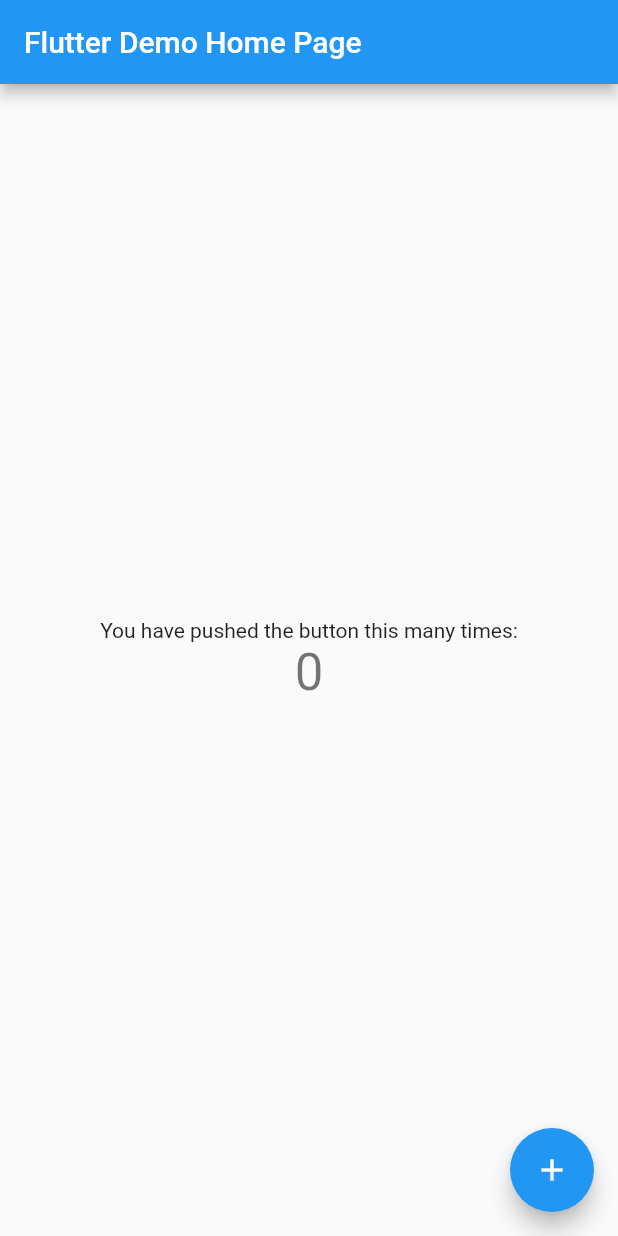
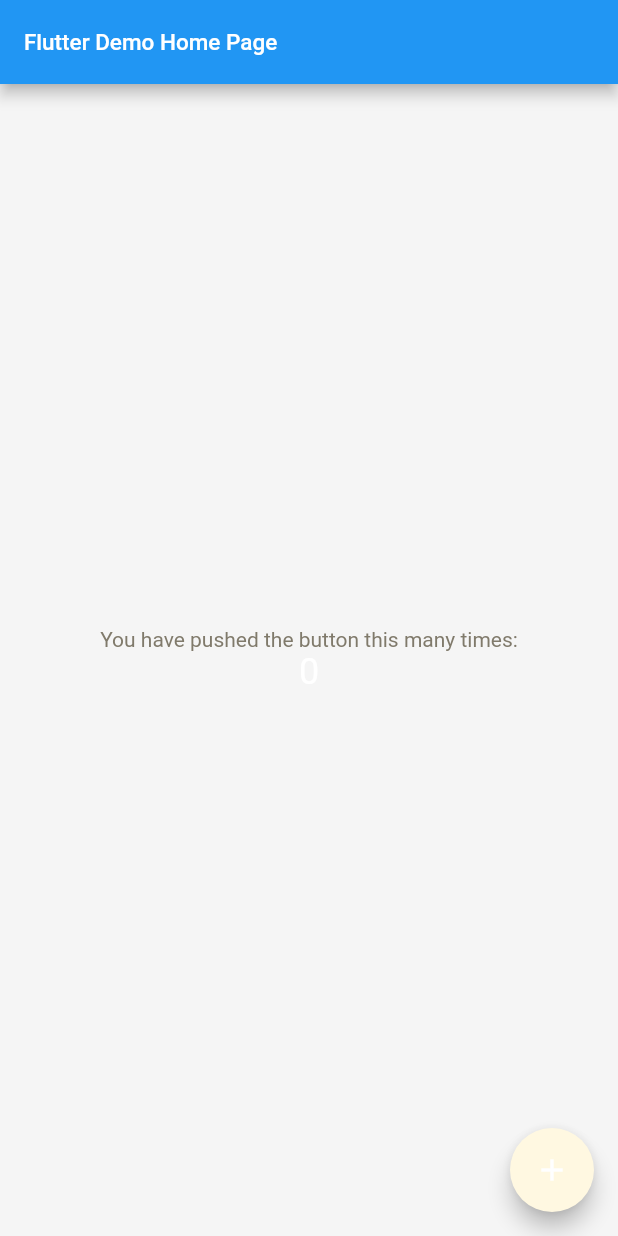
Before and after one commit to levydanqc/sums-up, a Flutter app: the screen it shows after launch, on a phone screen of 412 x 824 dp. Run offline on Flutter 3.47's test engine with Material 2 defaults, Android fonts, the phone set to English and light mode, and no system bars.

Commit message:
Cleanup, Add themes

```diff
--- a/lib/main.dart
+++ b/lib/main.dart
@@ -1,4 +1,6 @@
 import 'package:flutter/material.dart';
+import 'package:sums_up/themes/dark_theme.dart';
+import 'package:sums_up/themes/light_theme.dart';
 
 void main() {
   runApp(const MyApp());
@@ -7,23 +9,13 @@ void main() {
 class MyApp extends StatelessWidget {
   const MyApp({super.key});
 
-  // This widget is the root of your application.
   @override
   Widget build(BuildContext context) {
     return MaterialApp(
       title: 'Flutter Demo',
-      theme: ThemeData(
-        // This is the theme of your application.
-        //
-        // Try running your application with "flutter run". You'll see the
-        // application has a blue toolbar. Then, without quitting the app, try
-        // changing the primarySwatch below to Colors.green and then invoke
-        // "hot reload" (press "r" in the console where you ran "flutter run",
-        // or simply save your changes to "hot reload" in a Flutter IDE).
-        // Notice that the counter didn't reset back to zero; the application
-        // is not restarted.
-        primarySwatch: Colors.blue,
-      ),
+      theme: customLightTheme(),
+      darkTheme: customDarkTheme(),
+      themeMode: ThemeMode.system,
       home: const MyHomePage(title: 'Flutter Demo Home Page'),
     );
   }
@@ -31,15 +23,6 @@ class MyApp extends StatelessWidget {
 
 class MyHomePage extends StatefulWidget {
   const MyHomePage({super.key, required this.title});
-
-  // This widget is the home page of your application. It is stateful, meaning
-  // that it has a State object (defined below) that contains fields that affect
-  // how it looks.
-
-  // This class is the configuration for the state. It holds the values (in this
-  // case the title) provided by the parent (in this case the App widget) and
-  // used by the build method of the State. Fields in a Widget subclass are
-  // always marked "final".
 
   final String title;
 
@@ -52,47 +35,18 @@ class _MyHomePageState extends State<MyHomePage> {
 
   void _incrementCounter() {
     setState(() {
-      // This call to setState tells the Flutter framework that something has
-      // changed in this State, which causes it to rerun the build method below
-      // so that the display can reflect the updated values. If we changed
-      // _counter without calling setState(), then the build method would not be
-      // called again, and so nothing would appear to happen.
       _counter++;
     });
   }
 
   @override
   Widget build(BuildContext context) {
-    // This method is rerun every time setState is called, for instance as done
-    // by the _incrementCounter method above.
-    //
-    // The Flutter framework has been optimized to make rerunning build methods
-    // fast, so that you can just rebuild anything that needs updating rather
-    // than having to individually change instances of widgets.
     return Scaffold(
       appBar: AppBar(
-        // Here we take the value from the MyHomePage object that was created by
-        // the App.build method, and use it to set our appbar title.
         title: Text(widget.title),
       ),
       body: Center(
-        // Center is a layout widget. It takes a single child and positions it
-        // in the middle of the parent.
         child: Column(
-          // Column is also a layout widget. It takes a list of children and
-          // arranges them vertically. By default, it sizes itself to fit its
-          // children horizontally, and tries to be as tall as its parent.
-          //
-          // Invoke "debug painting" (press "p" in the console, choose the
-          // "Toggle Debug Paint" action from the Flutter Inspector in Android
-          // Studio, or the "Toggle Debug Paint" command in Visual Studio Code)
-          // to see the wireframe for each widget.
-          //
-          // Column has various properties to control how it sizes itself and
-          // how it positions its children. Here we use mainAxisAlignment to
-          // center the children vertically; the main axis here is the vertical
-          // axis because Columns are vertical (the cross axis would be
-          // horizontal).
           mainAxisAlignment: MainAxisAlignment.center,
           children: <Widget>[
             const Text(
@@ -109,7 +63,7 @@ class _MyHomePageState extends State<MyHomePage> {
         onPressed: _incrementCounter,
         tooltip: 'Increment',
         child: const Icon(Icons.add),
-      ), // This trailing comma makes auto-formatting nicer for build methods.
+      ),
     );
   }
 }
--- /dev/null
+++ b/lib/themes/dark_theme.dart
@@ -0,0 +1,14 @@
+import 'package:flutter/material.dart';
+
+ThemeData customDarkTheme() {
+  return ThemeData.dark().copyWith(
+    primaryColor: Colors.black38,
+    indicatorColor: const Color(0xFF807A6B),
+    primaryIconTheme: ThemeData.dark().primaryIconTheme.copyWith(
+          color: Colors.green,
+          size: 20,
+        ),
+    colorScheme:
+        ColorScheme.fromSwatch().copyWith(secondary: const Color(0xFFFFF8E1)),
+  );
+}
--- /dev/null
+++ b/lib/themes/light_theme.dart
@@ -0,0 +1,51 @@
+import 'package:flutter/material.dart';
+
+ThemeData customLightTheme() {
+  TextTheme customLightThemesTextTheme(TextTheme base) {
+    return base.copyWith(
+      headline1: base.headline1?.copyWith(
+        fontFamily: 'Roboto',
+        fontSize: 22.0,
+        color: Colors.green,
+      ),
+      headline6: base.headline6?.copyWith(fontSize: 15.0, color: Colors.orange),
+      headline4: base.headline1?.copyWith(
+        fontSize: 24.0,
+        color: Colors.white,
+      ),
+      headline3: base.headline1?.copyWith(
+        fontSize: 22.0,
+        color: Colors.grey,
+      ),
+      caption: base.caption?.copyWith(
+        color: const Color(0xFFCCC5AF),
+      ),
+      bodyText2: base.bodyText2?.copyWith(color: const Color(0xFF807A6B)),
+      bodyText1: base.bodyText1?.copyWith(color: Colors.brown),
+    );
+  }
+
+  return ThemeData.light().copyWith(
+    textTheme: customLightThemesTextTheme(ThemeData.light().textTheme),
+    primaryColor: const Color(0xffce107c),
+    indicatorColor: const Color(0xFF807A6B),
+    scaffoldBackgroundColor: const Color(0xFFF5F5F5),
+    primaryIconTheme: ThemeData.light().primaryIconTheme.copyWith(
+          color: Colors.white,
+          size: 20,
+        ),
+    iconTheme: ThemeData.light().iconTheme.copyWith(
+          color: Colors.white,
+        ),
+    backgroundColor: Colors.white,
+    tabBarTheme: ThemeData.light().tabBarTheme.copyWith(
+          labelColor: const Color(0xffce107c),
+          unselectedLabelColor: Colors.grey,
+        ),
+    buttonTheme:
+        ThemeData.light().buttonTheme.copyWith(buttonColor: Colors.red),
+    errorColor: Colors.red,
+    colorScheme:
+        ColorScheme.fromSwatch().copyWith(secondary: const Color(0xFFFFF8E1)),
+  );
+}
```
